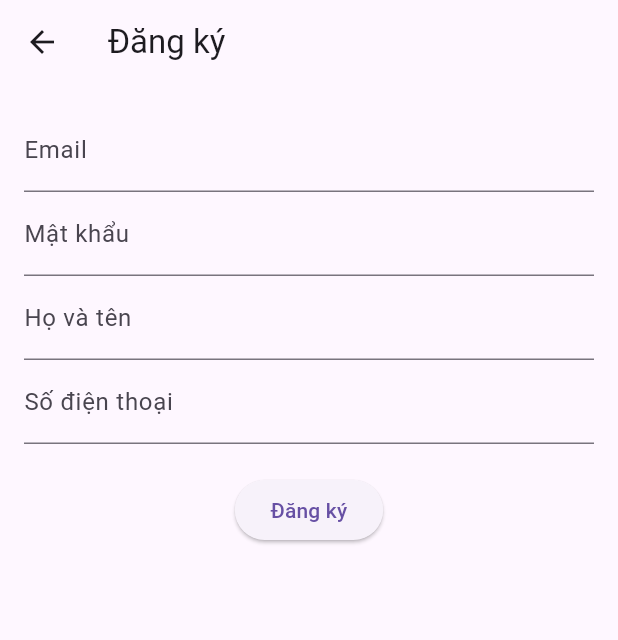
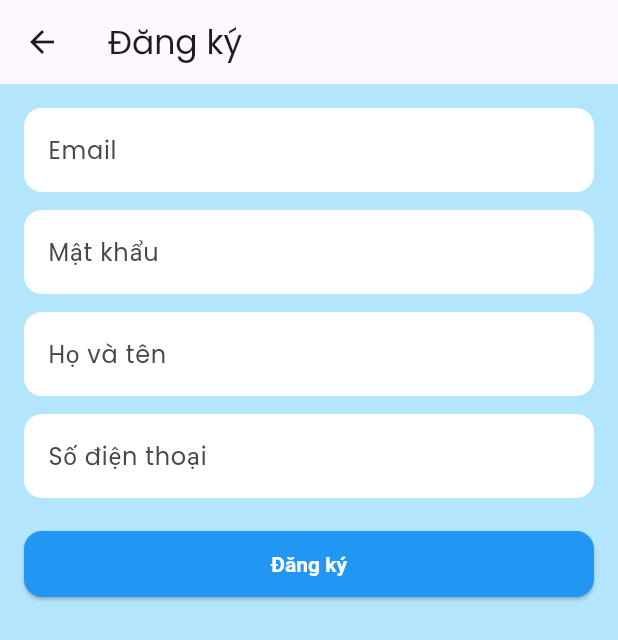
Before and after one commit to nhittt29/busticket-app, a Flutter app: the screen it shows after launch, after a tap on "Đăng nhập", after a tap on "Chưa có tài khoản? Đăng ký", on a phone screen of 412 x 824 dp. Shown: the top 640 px of the screen. Run offline on Flutter 3.47's test engine with Material 3 defaults, Android fonts, the light colour scheme and no system bars; our stand-ins replace firebase_core, google_fonts; accounts and stored records are empty.

Commit message:
ui(auth): update UI for signup, login, forgot and reset password screens

```diff
--- a/frontend/lib/main.dart
+++ b/frontend/lib/main.dart
@@ -5,6 +5,7 @@ import 'screens/register_screen.dart';
 import 'screens/home_screen.dart';
 import 'screens/forgot_password_screen.dart';
 import 'screens/reset_password_screen.dart';
+import 'theme/app_theme.dart'; // ✅ import AppTheme
 
 Future<void> main() async {
   WidgetsFlutterBinding.ensureInitialized();
@@ -19,7 +20,8 @@ class MyApp extends StatelessWidget {
   Widget build(BuildContext context) {
     return MaterialApp(
       title: 'BusTicket App',
-      theme: ThemeData(primarySwatch: Colors.blue),
+      theme: AppTheme.lightTheme, // ✅ dùng theme pastel từ app_theme.dart
+      debugShowCheckedModeBanner: false,
       initialRoute: '/login',
       routes: {
         '/login': (context) => const LoginScreen(),
@@ -32,7 +34,7 @@ class MyApp extends StatelessWidget {
         },
         '/reset-password': (context) {
           final args = ModalRoute.of(context)!.settings.arguments as Map;
-          return ResetPasswordScreen(email: args['email']); // ✅ sửa lại
+          return ResetPasswordScreen(email: args['email']); // ✅ truyền email
         },
       },
     );
--- a/frontend/lib/screens/forgot_password_screen.dart
+++ b/frontend/lib/screens/forgot_password_screen.dart
@@ -25,7 +25,6 @@ class _ForgotPasswordScreenState extends State<ForgotPasswordScreen> {
             const SnackBar(content: Text("Đã gửi email đặt lại mật khẩu")),
           );
 
-          // 👇 Chuyển sang màn hình reset mật khẩu, truyền email
           Navigator.push(
             context,
             MaterialPageRoute(
@@ -54,6 +53,7 @@ class _ForgotPasswordScreenState extends State<ForgotPasswordScreen> {
         child: Form(
           key: _formKey,
           child: Column(
+            mainAxisAlignment: MainAxisAlignment.center,
             children: [
               TextFormField(
                 decoration: const InputDecoration(labelText: "Email của bạn"),
--- a/frontend/lib/screens/login_screen.dart
+++ b/frontend/lib/screens/login_screen.dart
@@ -28,7 +28,11 @@ class _LoginScreenState extends State<LoginScreen> {
           Navigator.pushReplacementNamed(
             context,
             '/home',
-            arguments: {"email": result['email']},
+            arguments: {
+              "email": email,
+              "uid": result['uid'],
+              "token": result['idToken'],
+            },
           );
         }
       } catch (e) {
@@ -54,19 +58,32 @@ class _LoginScreenState extends State<LoginScreen> {
           child: Column(
             children: [
               TextFormField(
-                decoration: const InputDecoration(labelText: 'Email'),
+                decoration: const InputDecoration(
+                  labelText: 'Email',
+                  contentPadding: EdgeInsets.symmetric(
+                    vertical: 12,
+                    horizontal: 16,
+                  ), // 👈 tạo khoảng cách trong ô
+                ),
                 onChanged: (value) => email = value,
                 validator: (value) =>
                     value != null && value.contains('@') ? null : 'Email không hợp lệ',
               ),
+              const SizedBox(height: 20), // 👈 cách Email và Mật khẩu
               TextFormField(
-                decoration: const InputDecoration(labelText: 'Mật khẩu'),
+                decoration: const InputDecoration(
+                  labelText: 'Mật khẩu',
+                  contentPadding: EdgeInsets.symmetric(
+                    vertical: 12,
+                    horizontal: 16,
+                  ),
+                ),
                 obscureText: true,
                 onChanged: (value) => password = value,
                 validator: (value) =>
                     value != null && value.length >= 6 ? null : 'Mật khẩu tối thiểu 6 ký tự',
               ),
-              const SizedBox(height: 20),
+              const SizedBox(height: 30),
               ElevatedButton(
                 onPressed: loading ? null : handleLogin,
                 child: loading
--- a/frontend/lib/screens/register_screen.dart
+++ b/frontend/lib/screens/register_screen.dart
@@ -25,6 +25,7 @@ class _RegisterScreenState extends State<RegisterScreen> {
           ScaffoldMessenger.of(context).showSnackBar(
             SnackBar(content: Text('Đăng ký thành công: ${result['email']}')),
           );
+          Navigator.pop(context); // quay về login sau khi đăng ký
         }
       } catch (e) {
         if (mounted) {
@@ -33,9 +34,7 @@ class _RegisterScreenState extends State<RegisterScreen> {
           );
         }
       } finally {
-        if (mounted) {
-          setState(() => loading = false);
-        }
+        if (mounted) setState(() => loading = false);
       }
     }
   }
@@ -48,7 +47,7 @@ class _RegisterScreenState extends State<RegisterScreen> {
         padding: const EdgeInsets.all(16),
         child: Form(
           key: _formKey,
-          child: Column(
+          child: ListView(
             children: [
               TextFormField(
                 decoration: const InputDecoration(labelText: 'Email'),
@@ -56,21 +55,24 @@ class _RegisterScreenState extends State<RegisterScreen> {
                 validator: (value) =>
                     value != null && value.contains('@') ? null : 'Email không hợp lệ',
               ),
+              const SizedBox(height: 12),
               TextFormField(
                 decoration: const InputDecoration(labelText: 'Mật khẩu'),
                 obscureText: true,
                 onChanged: (value) => password = value,
                 validator: (value) =>
-                    value != null && value.length >= 12
+                    value != null && value.length >= 8
                         ? null
-                        : 'Mật khẩu tối thiểu 12 ký tự',
+                        : 'Mật khẩu tối thiểu 8 ký tự',
               ),
+              const SizedBox(height: 12),
               TextFormField(
                 decoration: const InputDecoration(labelText: 'Họ và tên'),
                 onChanged: (value) => name = value,
                 validator: (value) =>
                     value != null && value.isNotEmpty ? null : 'Bắt buộc',
               ),
+              const SizedBox(height: 12),
               TextFormField(
                 decoration: const InputDecoration(labelText: 'Số điện thoại'),
                 onChanged: (value) => phone = value,
@@ -79,7 +81,7 @@ class _RegisterScreenState extends State<RegisterScreen> {
               ElevatedButton(
                 onPressed: loading ? null : handleRegister,
                 child: loading
-                    ? const CircularProgressIndicator()
+                    ? const CircularProgressIndicator(color: Colors.white)
                     : const Text('Đăng ký'),
               ),
             ],
--- a/frontend/lib/screens/reset_password_screen.dart
+++ b/frontend/lib/screens/reset_password_screen.dart
@@ -49,6 +49,7 @@ class _ResetPasswordScreenState extends State<ResetPasswordScreen> {
           child: Column(
             children: [
               Text("Email: ${widget.email}"),
+              const SizedBox(height: 12),
               TextFormField(
                 decoration: const InputDecoration(labelText: "Mật khẩu mới"),
                 obscureText: true,
@@ -56,7 +57,7 @@ class _ResetPasswordScreenState extends State<ResetPasswordScreen> {
                 validator: (value) =>
                     value != null && value.length >= 8 ? null : "Mật khẩu ít nhất 8 ký tự",
               ),
-              const SizedBox(height: 16),
+              const SizedBox(height: 12),
               TextFormField(
                 decoration: const InputDecoration(labelText: "Xác nhận mật khẩu"),
                 obscureText: true,
--- /dev/null
+++ b/frontend/lib/theme/app_theme.dart
@@ -0,0 +1,27 @@
+import 'package:flutter/material.dart';
+import 'package:google_fonts/google_fonts.dart';
+
+class AppTheme {
+  static ThemeData lightTheme = ThemeData(
+    primarySwatch: Colors.blue,
+    scaffoldBackgroundColor: const Color(0xFFB3E5FC), // pastel xanh dương nhạt
+    textTheme: GoogleFonts.poppinsTextTheme(),
+    inputDecorationTheme: InputDecorationTheme(
+      filled: true,
+      fillColor: Colors.white,
+      border: OutlineInputBorder(
+        borderRadius: BorderRadius.circular(12),
+        borderSide: BorderSide.none,
+      ),
+    ),
+    elevatedButtonTheme: ElevatedButtonThemeData(
+      style: ElevatedButton.styleFrom(
+        shape: RoundedRectangleBorder(borderRadius: BorderRadius.circular(12)),
+        padding: const EdgeInsets.symmetric(vertical: 14, horizontal: 24),
+        backgroundColor: Colors.blue,
+        foregroundColor: Colors.white,
+        textStyle: const TextStyle(fontWeight: FontWeight.bold),
+      ),
+    ),
+  );
+}
--- a/frontend/pubspec.yaml
+++ b/frontend/pubspec.yaml
@@ -26,6 +26,7 @@ dependencies:
 
   # ✅ Firestore (nếu muốn lưu thêm thông tin user, vé xe…)
   cloud_firestore: ^6.0.2
+  google_fonts: ^6.3.2
 
 dev_dependencies:
   flutter_test:
```
Also changed, not shown: frontend/lib/screens/home_screen.dart (+32 -4 lines), frontend/pubspec.lock, 1 other file.
